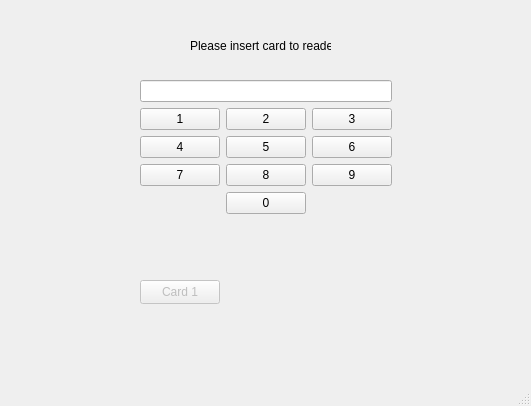
Old version of the form bankautomat/mainwindow.ui in the repository banksimul2022/group11.
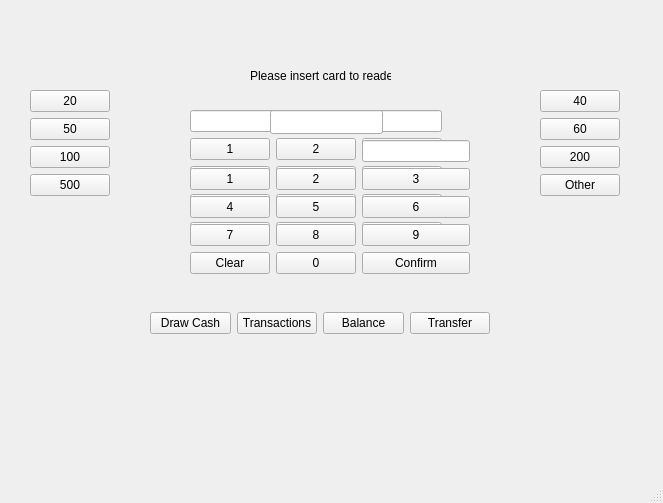
New version of the form.

Diff of the .ui file:
```diff
--- a/bankautomat/mainwindow.ui
+++ b/bankautomat/mainwindow.ui
@@ -6,8 +6,8 @@
    <rect>
     <x>0</x>
     <y>0</y>
-    <width>531</width>
-    <height>406</height>
+    <width>663</width>
+    <height>503</height>
    </rect>
   </property>
   <property name="windowTitle">
@@ -17,8 +17,8 @@
    <widget class="QLabel" name="MessageLabel">
     <property name="geometry">
      <rect>
-      <x>190</x>
-      <y>20</y>
+      <x>250</x>
+      <y>50</y>
       <width>141</width>
       <height>51</height>
      </rect>
@@ -30,8 +30,8 @@
    <widget class="QWidget" name="layoutWidget">
     <property name="geometry">
      <rect>
-      <x>140</x>
-      <y>80</y>
+      <x>190</x>
+      <y>110</y>
       <width>254</width>
       <height>161</height>
      </rect>
@@ -113,23 +113,256 @@
      <item row="0" column="0" colspan="3">
       <widget class="QLineEdit" name="lineEdit"/>
      </item>
+     <item row="4" column="0">
+      <widget class="QPushButton" name="clearButton">
+       <property name="text">
+        <string>Clear</string>
+       </property>
+      </widget>
+     </item>
+     <item row="4" column="2">
+      <widget class="QPushButton" name="confirmButton">
+       <property name="text">
+        <string>Confirm</string>
+       </property>
+      </widget>
+     </item>
     </layout>
    </widget>
-   <widget class="QPushButton" name="pushButton">
-    <property name="enabled">
-     <bool>false</bool>
-    </property>
+   <widget class="QLineEdit" name="DisplaySum">
     <property name="geometry">
      <rect>
-      <x>140</x>
-      <y>280</y>
-      <width>80</width>
+      <x>270</x>
+      <y>110</y>
+      <width>113</width>
       <height>24</height>
      </rect>
     </property>
-    <property name="text">
-     <string>Card 1</string>
+   </widget>
+   <widget class="QWidget" name="layoutWidget_2">
+    <property name="geometry">
+     <rect>
+      <x>190</x>
+      <y>140</y>
+      <width>254</width>
+      <height>161</height>
+     </rect>
     </property>
+    <layout class="QGridLayout" name="NumberInput_2">
+     <property name="sizeConstraint">
+      <enum>QLayout::SetFixedSize</enum>
+     </property>
+     <item row="3" column="2">
+      <widget class="QPushButton" name="number6_2">
+       <property name="text">
+        <string>6</string>
+       </property>
+      </widget>
+     </item>
+     <item row="2" column="1">
+      <widget class="QPushButton" name="number2_2">
+       <property name="text">
+        <string>2</string>
+       </property>
+      </widget>
+     </item>
+     <item row="3" column="1">
+      <widget class="QPushButton" name="number5_2">
+       <property name="text">
+        <string>5</string>
+       </property>
+      </widget>
+     </item>
+     <item row="4" column="2">
+      <widget class="QPushButton" name="number9_2">
+       <property name="text">
+        <string>9</string>
+       </property>
+      </widget>
+     </item>
+     <item row="4" column="1">
+      <widget class="QPushButton" name="number8_2">
+       <property name="text">
+        <string>8</string>
+       </property>
+      </widget>
+     </item>
+     <item row="4" column="0">
+      <widget class="QPushButton" name="number7_2">
+       <property name="text">
+        <string>7</string>
+       </property>
+      </widget>
+     </item>
+     <item row="2" column="2">
+      <widget class="QPushButton" name="number3_2">
+       <property name="text">
+        <string>3</string>
+       </property>
+      </widget>
+     </item>
+     <item row="5" column="1">
+      <widget class="QPushButton" name="number0_2">
+       <property name="text">
+        <string>0</string>
+       </property>
+      </widget>
+     </item>
+     <item row="5" column="2">
+      <widget class="QPushButton" name="confirmButton_2">
+       <property name="text">
+        <string>Confirm</string>
+       </property>
+      </widget>
+     </item>
+     <item row="2" column="0">
+      <widget class="QPushButton" name="number1_2">
+       <property name="text">
+        <string>1</string>
+       </property>
+      </widget>
+     </item>
+     <item row="5" column="0">
+      <widget class="QPushButton" name="clearButton_2">
+       <property name="text">
+        <string>Clear</string>
+       </property>
+      </widget>
+     </item>
+     <item row="3" column="0">
+      <widget class="QPushButton" name="number4_2">
+       <property name="text">
+        <string>4</string>
+       </property>
+      </widget>
+     </item>
+     <item row="1" column="2">
+      <widget class="QLineEdit" name="lineEdit_2"/>
+     </item>
+    </layout>
+   </widget>
+   <widget class="QWidget" name="">
+    <property name="geometry">
+     <rect>
+      <x>30</x>
+      <y>90</y>
+      <width>88</width>
+      <height>251</height>
+     </rect>
+    </property>
+    <layout class="QFormLayout" name="Withdraw1">
+     <item row="0" column="0">
+      <widget class="QPushButton" name="pushButton">
+       <property name="enabled">
+        <bool>true</bool>
+       </property>
+       <property name="text">
+        <string>20</string>
+       </property>
+      </widget>
+     </item>
+     <item row="1" column="0">
+      <widget class="QPushButton" name="pushButton_2">
+       <property name="text">
+        <string>50</string>
+       </property>
+      </widget>
+     </item>
+     <item row="2" column="0">
+      <widget class="QPushButton" name="pushButton_3">
+       <property name="text">
+        <string>100</string>
+       </property>
+      </widget>
+     </item>
+     <item row="3" column="0">
+      <widget class="QPushButton" name="pushButton_4">
+       <property name="text">
+        <string>500</string>
+       </property>
+      </widget>
+     </item>
+    </layout>
+   </widget>
+   <widget class="QWidget" name="">
+    <property name="geometry">
+     <rect>
+      <x>540</x>
+      <y>90</y>
+      <width>88</width>
+      <height>251</height>
+     </rect>
+    </property>
+    <layout class="QFormLayout" name="Withdraw2">
+     <item row="0" column="0">
+      <widget class="QPushButton" name="pushButton_5">
+       <property name="text">
+        <string>40</string>
+       </property>
+      </widget>
+     </item>
+     <item row="1" column="0">
+      <widget class="QPushButton" name="pushButton_6">
+       <property name="text">
+        <string>60</string>
+       </property>
+      </widget>
+     </item>
+     <item row="2" column="0">
+      <widget class="QPushButton" name="pushButton_7">
+       <property name="text">
+        <string>200</string>
+       </property>
+      </widget>
+     </item>
+     <item row="3" column="0">
+      <widget class="QPushButton" name="amountOther">
+       <property name="text">
+        <string>Other</string>
+       </property>
+      </widget>
+     </item>
+    </layout>
+   </widget>
+   <widget class="QWidget" name="">
+    <property name="geometry">
+     <rect>
+      <x>150</x>
+      <y>310</y>
+      <width>340</width>
+      <height>26</height>
+     </rect>
+    </property>
+    <layout class="QGridLayout" name="gridLayout">
+     <item row="0" column="0">
+      <widget class="QPushButton" name="drawCashButton">
+       <property name="text">
+        <string>Draw Cash</string>
+       </property>
+      </widget>
+     </item>
+     <item row="0" column="1">
+      <widget class="QPushButton" name="transactionsButton">
+       <property name="text">
+        <string>Transactions</string>
+       </property>
+      </widget>
+     </item>
+     <item row="0" column="2">
+      <widget class="QPushButton" name="balanceButton">
+       <property name="text">
+        <string>Balance</string>
+       </property>
+      </widget>
+     </item>
+     <item row="0" column="3">
+      <widget class="QPushButton" name="transferButton">
+       <property name="text">
+        <string>Transfer</string>
+       </property>
+      </widget>
+     </item>
+    </layout>
    </widget>
   </widget>
   <widget class="QMenuBar" name="menubar">
```
Left out of the diff: 2 changed lines with no effect on the pictures.
